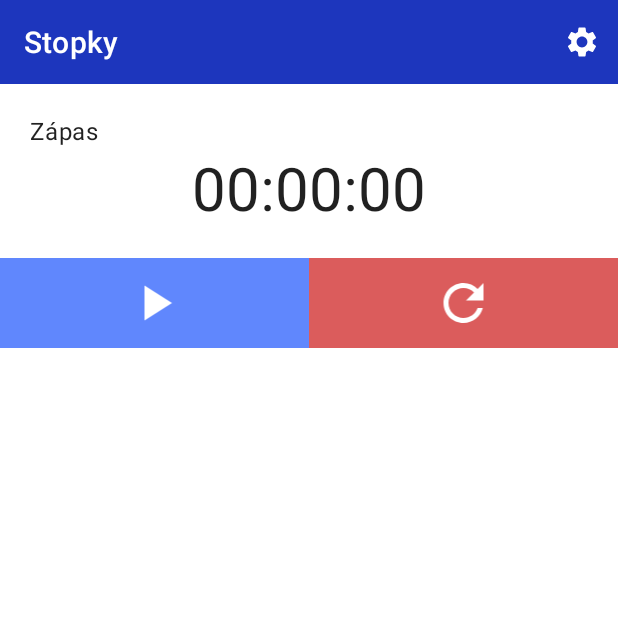
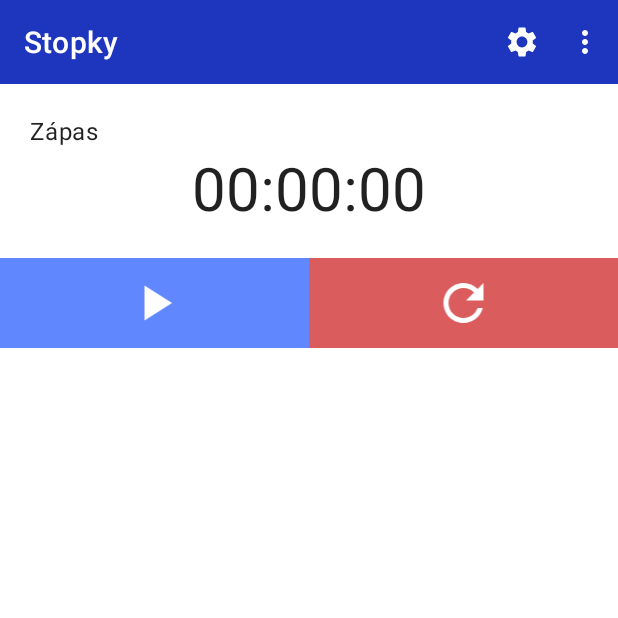
Before and after one commit to JohnyDaDeveloper/EddiehoStopky, an Android app: the screen it shows after launch (MainActivity), on a phone screen of 412 x 824 dp, the top half of it. Run offline under Robolectric (Android 15) with nearby library versions, the phone set to English and light mode, and no system bars; our stand-ins replace navigation-ui; Roboto replaces fonts that are not available here.

Commit message:
Přidán odkaz na http://www.ceskylakros.cz/

```diff
--- a/app/src/main/java/cz/johnyapps/eddiehostopky/StopwatchFragment.java
+++ b/app/src/main/java/cz/johnyapps/eddiehostopky/StopwatchFragment.java
@@ -1,10 +1,12 @@
 package cz.johnyapps.eddiehostopky;
 
 import android.content.Context;
+import android.content.Intent;
 import android.content.SharedPreferences;
 import android.content.res.AssetFileDescriptor;
 import android.media.AudioAttributes;
 import android.media.MediaPlayer;
+import android.net.Uri;
 import android.os.Build;
 import android.os.Bundle;
 import android.os.VibrationEffect;
@@ -64,6 +66,12 @@ public class StopwatchFragment extends Fragment {
     @Override
     public void onCreateOptionsMenu(@NonNull Menu menu, @NonNull MenuInflater inflater) {
         inflater.inflate(R.menu.nav_menu, menu);
+
+        menu.findItem(R.id.ceskyLakrosMenuItem).setOnMenuItemClickListener(item -> {
+            startActivity(new Intent(Intent.ACTION_VIEW, Uri.parse(requireContext().getString(R.string.ceskyLakrosURL))));
+            return false;
+        });
+
         super.onCreateOptionsMenu(menu, inflater);
     }
 
--- a/app/src/main/java/cz/johnyapps/eddiehostopky/activities/NavigationActivity.java
+++ b/app/src/main/java/cz/johnyapps/eddiehostopky/activities/NavigationActivity.java
@@ -1,5 +1,6 @@
 package cz.johnyapps.eddiehostopky.activities;
 
+import android.graphics.drawable.Drawable;
 import android.os.Bundle;
 import android.view.MenuItem;
 
@@ -8,6 +9,7 @@ import androidx.annotation.NonNull;
 import androidx.annotation.Nullable;
 import androidx.appcompat.app.AppCompatActivity;
 import androidx.appcompat.widget.Toolbar;
+import androidx.core.content.ContextCompat;
 import androidx.navigation.NavController;
 import androidx.navigation.Navigation;
 import androidx.navigation.ui.AppBarConfiguration;
@@ -59,6 +61,9 @@ public abstract class NavigationActivity extends AppCompatActivity {
     }
 
     private void setupToolbar() {
+        Drawable drawable = ContextCompat.getDrawable(getApplicationContext(), R.drawable.options_menu);
+        toolbar.setOverflowIcon(drawable);
+
         NavigationUI.setupWithNavController(toolbar, getNavController(), getAppBarConfiguration());
         setSupportActionBar(toolbar);
     }
--- /dev/null
+++ b/app/src/main/res/drawable/options_menu.xml
@@ -0,0 +1,10 @@
+<vector xmlns:android="http://schemas.android.com/apk/res/android"
+    android:width="24dp"
+    android:height="24dp"
+    android:viewportWidth="24"
+    android:viewportHeight="24"
+    android:tint="?attr/colorOnToolbar">
+  <path
+      android:fillColor="@android:color/white"
+      android:pathData="M12,8c1.1,0 2,-0.9 2,-2s-0.9,-2 -2,-2 -2,0.9 -2,2 0.9,2 2,2zM12,10c-1.1,0 -2,0.9 -2,2s0.9,2 2,2 2,-0.9 2,-2 -0.9,-2 -2,-2zM12,16c-1.1,0 -2,0.9 -2,2s0.9,2 2,2 2,-0.9 2,-2 -0.9,-2 -2,-2z"/>
+</vector>
--- a/app/src/main/res/drawable/stopwatch.xml
+++ /dev/null
@@ -1,47 +0,0 @@
-<vector xmlns:android="http://schemas.android.com/apk/res/android"
-    android:width="24dp"
-    android:height="24dp"
-    android:viewportWidth="108"
-    android:viewportHeight="108"
-    android:tint="?colorControlNormal">
-  <group android:scaleX="0.324"
-      android:scaleY="0.324"
-      android:translateX="21.6"
-      android:translateY="21.6">
-    <path
-        android:pathData="M100,113.097m-63.195,0a63.195,63.195 135,1 1,126.39 0a63.195,63.195 45,1 1,-126.39 0"
-        android:strokeLineJoin="round"
-        android:strokeWidth="10"
-        android:fillColor="#00000000"
-        android:strokeColor="#000000"
-        android:strokeLineCap="round"/>
-    <path
-        android:pathData="M87.175,24.382L87.175,34.392L99.691,34.392L99.691,47.63L100.309,47.63L100.309,34.392l12.516,0L112.825,24.382Z"
-        android:strokeLineJoin="round"
-        android:strokeWidth="11.5397"
-        android:fillColor="#000000"
-        android:strokeColor="#000000"
-        android:strokeLineCap="round"/>
-    <path
-        android:pathData="m49.413,44.481 l5.215,7.197 2.362,-1.711 6.897,9.519 0.116,-0.084 -6.897,-9.519 2.362,-1.711 -5.215,-7.197z"
-        android:strokeLineJoin="round"
-        android:strokeWidth="5.24894"
-        android:fillColor="#000000"
-        android:strokeColor="#000000"
-        android:strokeLineCap="round"/>
-    <path
-        android:pathData="M133.666,84.162L133.666,84.162A2.114,1.777 49.439,0 1,133.691 86.924L99.941,115.811A2.114,1.777 49.439,0 1,97.216 115.36L97.216,115.36A2.114,1.777 49.439,0 1,97.191 112.599L130.941,83.711A2.114,1.777 49.439,0 1,133.666 84.162z"
-        android:strokeLineJoin="round"
-        android:strokeWidth="0"
-        android:fillColor="#000000"
-        android:strokeColor="#000000"
-        android:strokeLineCap="round"/>
-    <path
-        android:pathData="M100,113.097m-6.785,0a6.785,6.785 0,1 1,13.569 0a6.785,6.785 0,1 1,-13.569 0"
-        android:strokeLineJoin="round"
-        android:strokeWidth="1"
-        android:fillColor="#000000"
-        android:strokeColor="#000000"
-        android:strokeLineCap="round"/>
-  </group>
-</vector>
--- a/app/src/main/res/menu/nav_menu.xml
+++ b/app/src/main/res/menu/nav_menu.xml
@@ -1,6 +1,7 @@
 <?xml version="1.0" encoding="utf-8"?>
 <menu xmlns:android="http://schemas.android.com/apk/res/android"
-    xmlns:app="http://schemas.android.com/apk/res-auto">
+    xmlns:app="http://schemas.android.com/apk/res-auto"
+    >
     <!--<item
         android:id="@+id/stopwatchFragment"
         android:title="@string/fragment_stopwatch"
@@ -11,4 +12,9 @@
         android:title="@string/fragment_settings"
         app:showAsAction="always"
         android:icon="@drawable/settings" />
+
+    <item
+        android:id="@+id/ceskyLakrosMenuItem"
+        android:title="@string/ceskyLakrosMenuItem"
+        app:showAsAction="never" />
 </menu>
--- a/app/src/main/res/values/strings.xml
+++ b/app/src/main/res/values/strings.xml
@@ -1,9 +1,12 @@
 <resources>
     <string name="app_name">Eddieho Stopky</string>
     <string name="thanks">Děkujeme\nEddie</string>
+    <string name="ceskyLakrosURL">http://www.ceskylakros.cz/</string>
 
     <string name="fragment_stopwatch">Stopky</string>
     <string name="fragment_settings">Nastavení</string>
+
+    <string name="ceskyLakrosMenuItem">www.ceskylakros.cz</string>
 
     <string name="stopwatchView_default">00:00:00</string>
     <string name="countdownView_default">0s</string>
```
